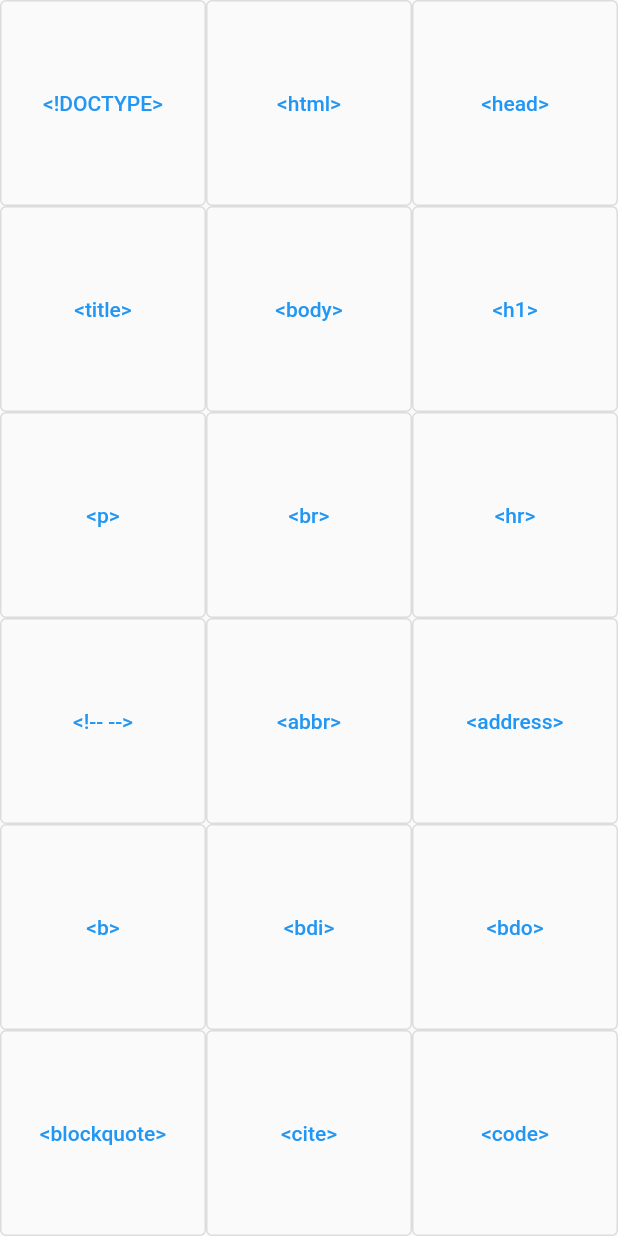
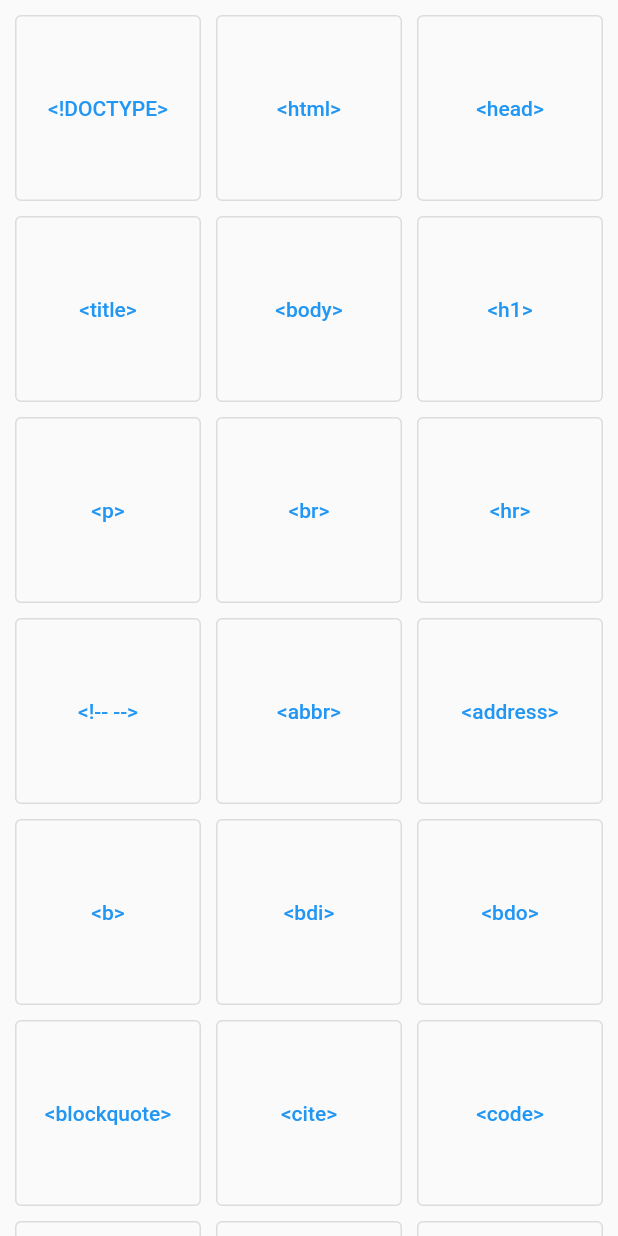
Before and after one commit to nbur4556/html-ref, a Flutter app: the screen it shows after launch, on a phone screen of 412 x 824 dp. Run offline on Flutter 3.47's test engine with Material 2 defaults, Android fonts, the phone set to English and light mode, and no system bars.

Commit message:
style: grid spacing

```diff
--- a/lib/screens/detailpage.dart
+++ b/lib/screens/detailpage.dart
@@ -7,8 +7,6 @@ class Detailpage extends StatelessWidget {
   Widget build(BuildContext context) {
     final TagArguments args =
         ModalRoute.of(context)!.settings.arguments as TagArguments;
-
-    print(args.tagName);
 
     return Scaffold(
       appBar: AppBar(
--- a/lib/screens/homepage.dart
+++ b/lib/screens/homepage.dart
@@ -46,6 +46,9 @@ class TagGrid extends StatelessWidget {
 
     return GridView.count(
       crossAxisCount: columnCount,
+      padding: EdgeInsets.all(10),
+      mainAxisSpacing: 10,
+      crossAxisSpacing: 10,
       children: tagButtons,
     );
   }
```
